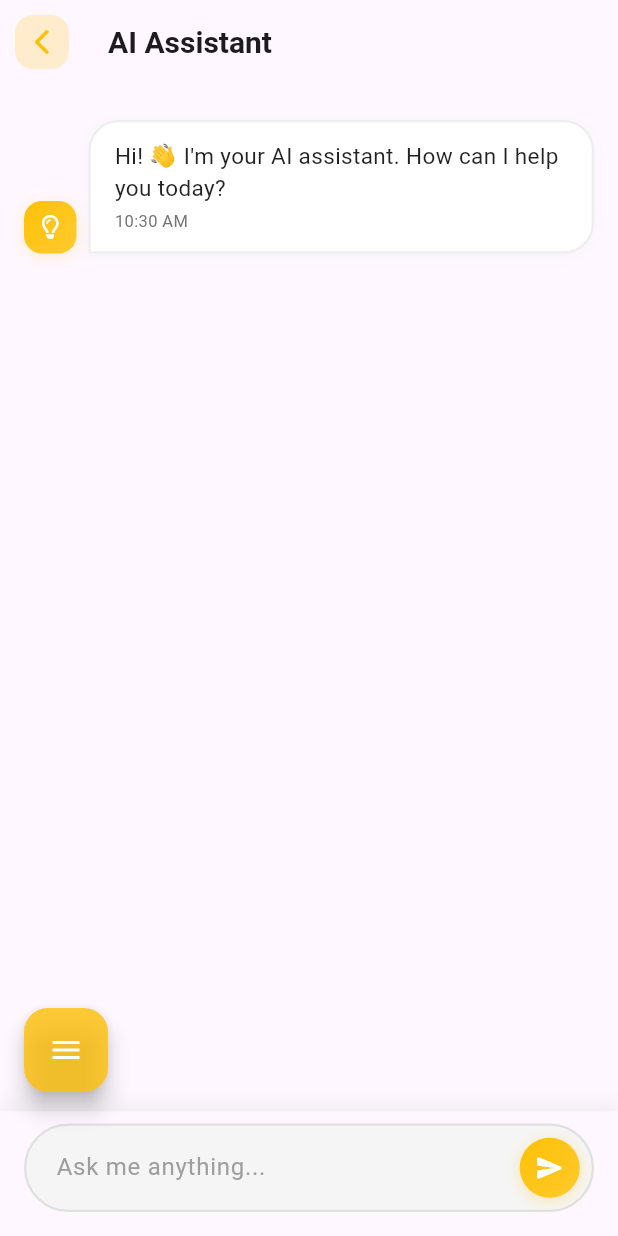
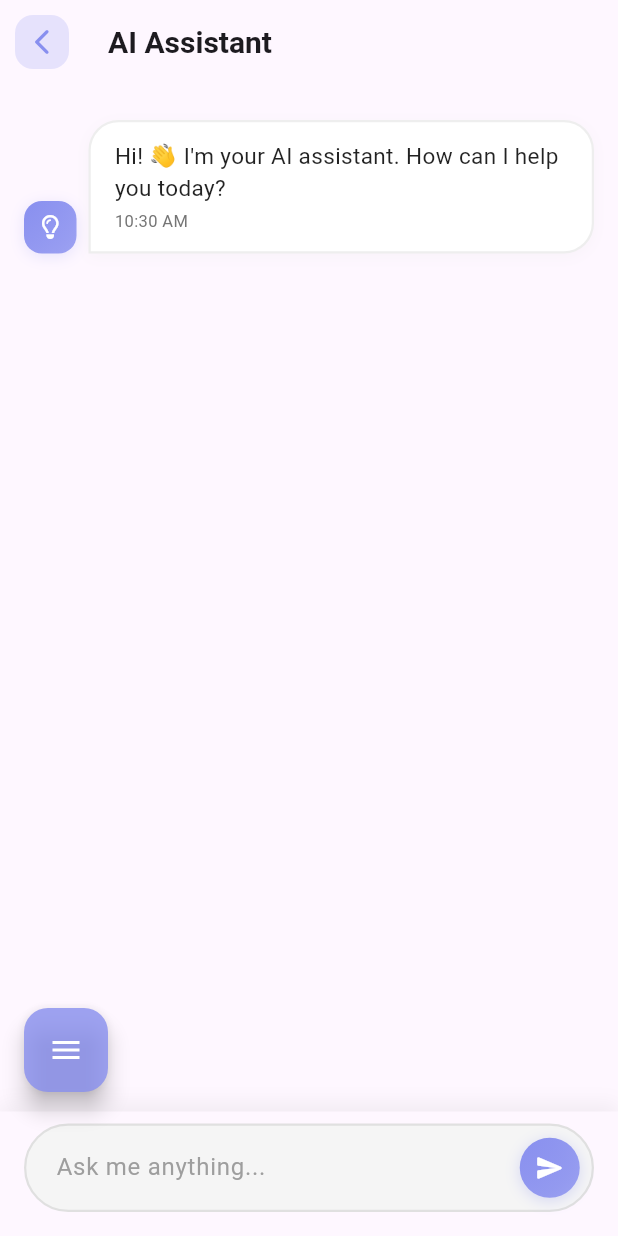
Before and after one commit to AshishZmedios/Talento-Flutter, a Flutter app: the ArtificialIntelligence screen opened by its route, after a tap on the "send" icon, on a phone screen of 412 x 824 dp. Run offline on Flutter 3.47's test engine with Material 3 defaults, Android fonts, the phone set to English and light mode, and no system bars; our stand-ins replace connectivity_plus, dio, font_awesome_flutter, get, image_picker, in_app_review and 5 more; accounts and stored records are empty.

Commit message:
Change Color.

```diff
--- a/lib/core/constants/constants.dart
+++ b/lib/core/constants/constants.dart
@@ -38,7 +38,7 @@ class AppConstants {
   static const String artificialIntelligenceScreen = "AI Help$_screenSuffix";
 
   // Colors
-  static const Color primaryColor = kWarningColor;
+  static const Color primaryColor = Color(0xFF888FEF);
   static const Color kPrimaryColor = Color(0xFF7C4DFF);
   static const Color kSecondaryColor = Color(0xFFFF4B8A);
   static const Color kAccentColor = Color(0xFFFFB300);
```
